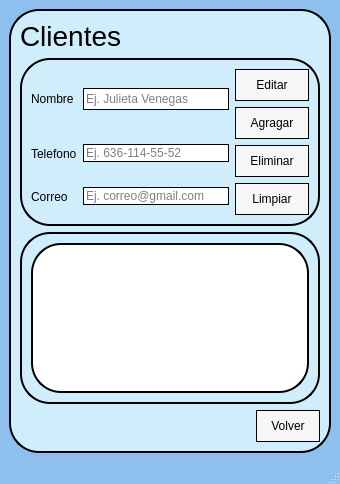
Before: the Qt Designer form ui/clientes.ui in jesusantoniomorenorenova-spec/GestorDeCitas, drawn with Qt 5.
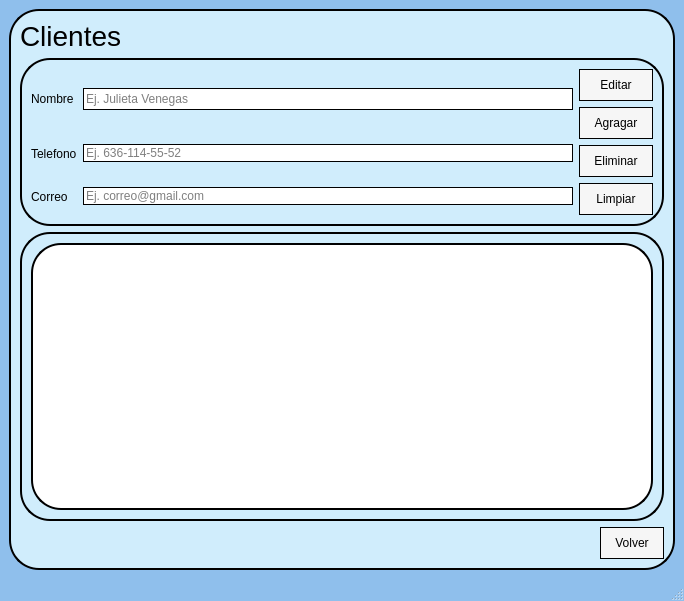
After: the same form once the commit is applied. Icons and pictures are not drawn.

```diff
--- a/ui/clientes.ui
+++ b/ui/clientes.ui
@@ -6,8 +6,8 @@
    <rect>
     <x>0</x>
     <y>0</y>
-    <width>340</width>
-    <height>484</height>
+    <width>684</width>
+    <height>601</height>
    </rect>
   </property>
   <property name="windowTitle">
```
